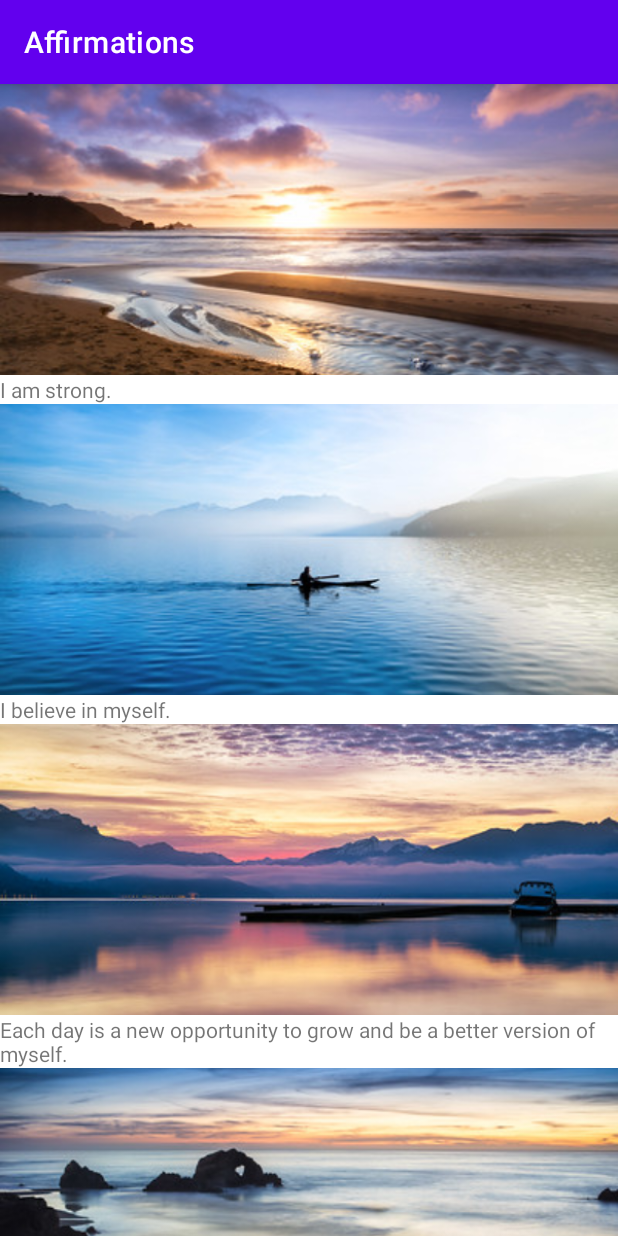
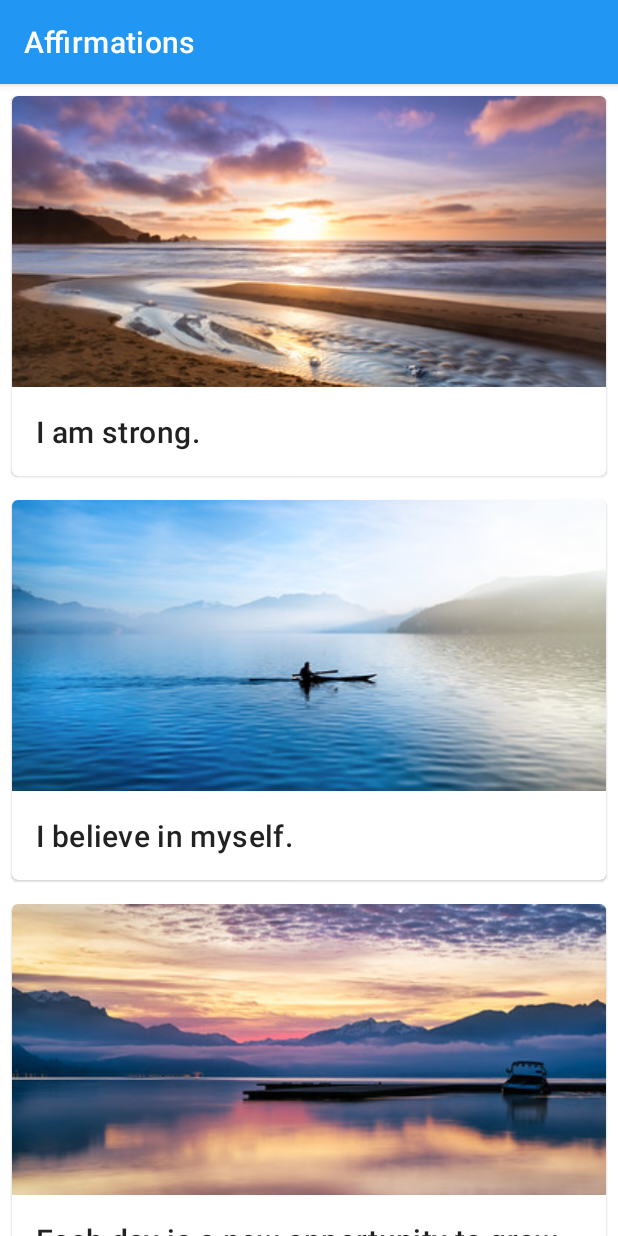
Before and after one commit to fftcysstkm/Affirmations, an Android app: the screen it shows after launch (MainActivity), on a phone screen of 412 x 824 dp. Run offline under Robolectric (Android 15) with nearby library versions, the phone set to English and light mode, and no system bars.

Commit message:
カードを使ってデザインを修正

```diff
--- a/app/src/main/res/layout/list_item.xml
+++ b/app/src/main/res/layout/list_item.xml
@@ -1,5 +1,10 @@
 <?xml version="1.0" encoding="utf-8"?>
-<LinearLayout xmlns:android="http://schemas.android.com/apk/res/android"
+<com.google.android.material.card.MaterialCardView xmlns:android="http://schemas.android.com/apk/res/android"
+    android:layout_width="match_parent"
+    android:layout_height="wrap_content"
+    android:layout_margin="8dp">
+
+    <LinearLayout
         android:layout_width="match_parent"
         android:layout_height="wrap_content"
         android:orientation="vertical">
@@ -14,6 +19,9 @@
         <TextView
             android:id="@+id/item_title"
             android:layout_width="wrap_content"
-        android:layout_height="wrap_content" />
+            android:layout_height="wrap_content"
+            android:padding="16dp"
+            android:textAppearance="?attr/textAppearanceHeadline6" />
 
     </LinearLayout>
+</com.google.android.material.card.MaterialCardView>
--- a/app/src/main/res/values-night/themes.xml
+++ b/app/src/main/res/values-night/themes.xml
@@ -2,8 +2,8 @@
     <!-- Base application theme. -->
     <style name="Theme.Affirmations" parent="Theme.MaterialComponents.DayNight.DarkActionBar">
         <!-- Primary brand color. -->
-        <item name="colorPrimary">@color/purple_200</item>
-        <item name="colorPrimaryVariant">@color/purple_700</item>
+        <item name="colorPrimary">@color/blue_200</item>
+        <item name="colorPrimaryVariant">@color/blue_500</item>
         <item name="colorOnPrimary">@color/black</item>
         <!-- Secondary brand color. -->
         <item name="colorSecondary">@color/teal_200</item>
--- a/app/src/main/res/values/colors.xml
+++ b/app/src/main/res/values/colors.xml
@@ -7,4 +7,7 @@
     <color name="teal_700">#FF018786</color>
     <color name="black">#FF000000</color>
     <color name="white">#FFFFFFFF</color>
+    <color name="blue_200">#FF90CAF9</color>
+    <color name="blue_500">#FF2196F3</color>
+    <color name="blue_700">#FF1976D2</color>
 </resources>
--- a/app/src/main/res/values/themes.xml
+++ b/app/src/main/res/values/themes.xml
@@ -2,8 +2,8 @@
     <!-- Base application theme. -->
     <style name="Theme.Affirmations" parent="Theme.MaterialComponents.DayNight.DarkActionBar">
         <!-- Primary brand color. -->
-        <item name="colorPrimary">@color/purple_500</item>
-        <item name="colorPrimaryVariant">@color/purple_700</item>
+        <item name="colorPrimary">@color/blue_500</item>
+        <item name="colorPrimaryVariant">@color/blue_700</item>
         <item name="colorOnPrimary">@color/white</item>
         <!-- Secondary brand color. -->
         <item name="colorSecondary">@color/teal_200</item>
```
Lines whose indentation alone changed are shown as unchanged.
